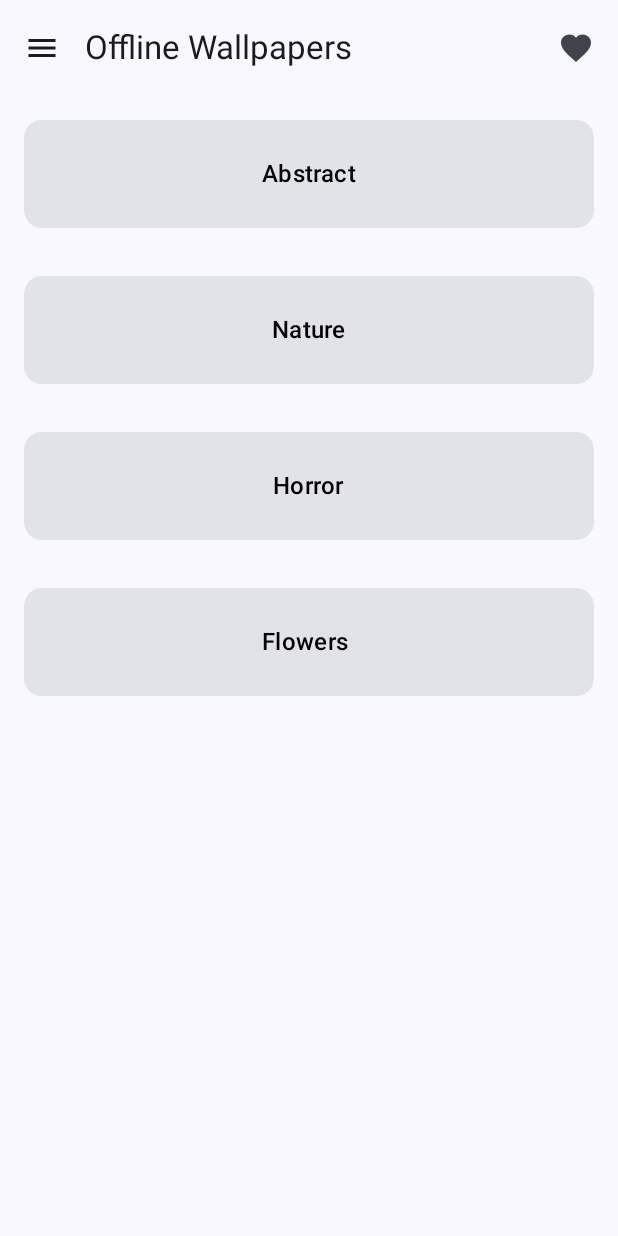
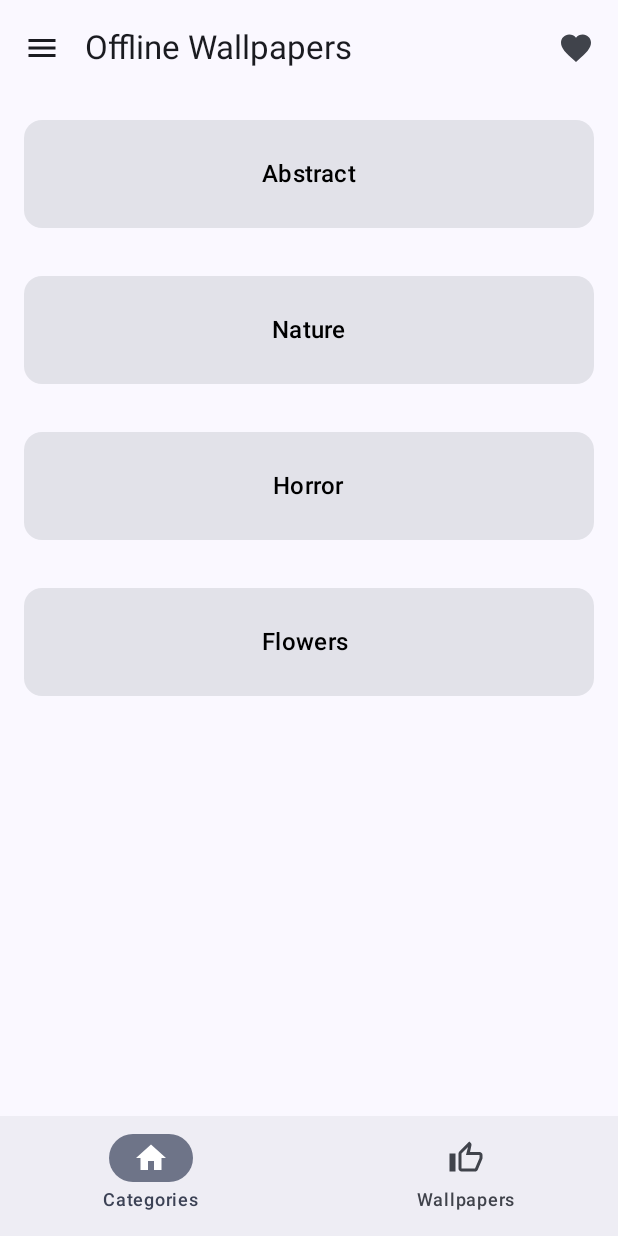
Before and after one commit to Augustinekan/compose_walls, an Android app built with Jetpack Compose: the screen it shows after launch (MainActivity), on a phone screen of 412 x 824 dp. Run offline under Robolectric (Android 15) with nearby library versions, the phone set to English and light mode, and no system bars.

Commit message:
add bottom navigation

```diff
--- /dev/null
+++ b/app/src/main/java/com/example/compose_walls/BottomNavigationBar.kt
@@ -0,0 +1,11 @@
+package com.example.compose_walls
+
+import androidx.compose.ui.graphics.vector.ImageVector
+
+data class BottomNavigationBarItem (
+    val title: String,
+    val selectedIcon: ImageVector,
+    val unselectedIcon: ImageVector,
+    val hasNews: Boolean,
+    val badgeCount: Int? = null
+    )
--- a/app/src/main/java/com/example/compose_walls/MainActivity.kt
+++ b/app/src/main/java/com/example/compose_walls/MainActivity.kt
@@ -13,11 +13,19 @@ import androidx.compose.foundation.layout.padding
 import androidx.compose.foundation.lazy.LazyColumn
 import androidx.compose.material.icons.Icons
 import androidx.compose.material.icons.filled.Favorite
+import androidx.compose.material.icons.filled.Home
 import androidx.compose.material.icons.filled.Menu
+import androidx.compose.material.icons.filled.ThumbUp
+import androidx.compose.material.icons.outlined.Home
+import androidx.compose.material.icons.outlined.ThumbUp
+import androidx.compose.material3.Badge
+import androidx.compose.material3.BadgedBox
 import androidx.compose.material3.ExperimentalMaterial3Api
 import androidx.compose.material3.Icon
 import androidx.compose.material3.IconButton
 import androidx.compose.material3.MaterialTheme
+import androidx.compose.material3.NavigationBar
+import androidx.compose.material3.NavigationBarItem
 import androidx.compose.material3.Scaffold
 import androidx.compose.material3.Surface
 import androidx.compose.material3.Text
@@ -26,6 +34,12 @@ import androidx.compose.material3.TopAppBarColors
 import androidx.compose.material3.TopAppBarDefaults
 import androidx.compose.material3.TopAppBarScrollBehavior
 import androidx.compose.runtime.Composable
+import androidx.compose.runtime.saveable.rememberSaveable
+import androidx.compose.runtime.mutableStateOf
+import androidx.compose.runtime.setValue
+import androidx.compose.runtime.getValue
+import androidx.compose.runtime.mutableIntStateOf
+
 import androidx.compose.ui.Modifier
 import androidx.compose.ui.text.style.TextAlign
 import androidx.compose.ui.text.style.TextOverflow
@@ -54,6 +68,26 @@ class MainActivity : ComponentActivity() {
 @ExperimentalMaterial3Api
 @Composable
 fun ComposeBody(name: String, modifier: Modifier = Modifier) {
+    val navigationItems = listOf<BottomNavigationBarItem>(
+        BottomNavigationBarItem(
+        title = "Categories",
+        selectedIcon = Icons.Filled.Home,
+        unselectedIcon = Icons.Outlined.Home,
+        hasNews = false,
+       badgeCount = null
+    ),
+        BottomNavigationBarItem(
+            title = "Wallpapers",
+            selectedIcon = Icons.Filled.ThumbUp,
+            unselectedIcon = Icons.Outlined.ThumbUp,
+            hasNews = false,
+            badgeCount = null
+        )
+    );
+    var selectedItemIndex by rememberSaveable {
+       mutableIntStateOf(0)
+    };
+
     Scaffold(
         topBar = {
             CustomTopAppBar()
@@ -63,38 +97,31 @@ fun ComposeBody(name: String, modifier: Modifier = Modifier) {
                 WallpaperCategoriesList()
 
             }
-        }
-    )
-}
+        },
+        bottomBar = {
+            NavigationBar {
+                navigationItems.forEachIndexed { index, bottomNavigationBarItem ->  NavigationBarItem(
+                    selected = selectedItemIndex == index,
+                    onClick = {
+                        selectedItemIndex = index
+                    },
+                    label = {
+                            Text(text = bottomNavigationBarItem.title)
+                    },
+                    icon = {
+                        BadgedBox(badge = {
+                            if(bottomNavigationBarItem.badgeCount!=null){
+                                Text(text = bottomNavigationBarItem.badgeCount.toString())
+                            }
+                            else if(bottomNavigationBarItem.hasNews){
+                                Badge ()
+                            }
+                        }) {
+                            Icon(imageVector = if(index == selectedItemIndex){bottomNavigationBarItem.selectedIcon}else {bottomNavigationBarItem.unselectedIcon}, contentDescription = bottomNavigationBarItem.title)
+                        }
+                    },
+                )}
 
-
-
-@ExperimentalMaterial3Api
-@Composable
-fun CustomTopAppBar(){
-    TopAppBar(
-        title = {
-            Text(
-                "Offline Wallpapers",
-                maxLines = 1,
-                overflow = TextOverflow.Ellipsis,
-                textAlign = TextAlign.Center
-            )
-        },
-        navigationIcon = {
-            IconButton(onClick = { /* doSomething() */ }) {
-                Icon(
-                    imageVector = Icons.Filled.Menu,
-                    contentDescription = "Localized description"
-                )
-            }
-        },
-        actions = {
-            IconButton(onClick = { /* doSomething() */ }) {
-                Icon(
-                    imageVector = Icons.Filled.Favorite,
-                    contentDescription = "Localized description"
-                )
             }
         }
     )
--- /dev/null
+++ b/app/src/main/java/com/example/compose_walls/MyAppBar.kt
@@ -0,0 +1,45 @@
+package com.example.compose_walls
+
+import androidx.compose.material.icons.Icons
+import androidx.compose.material.icons.filled.Favorite
+import androidx.compose.material.icons.filled.Menu
+import androidx.compose.material3.ExperimentalMaterial3Api
+import androidx.compose.material3.Icon
+import androidx.compose.material3.IconButton
+import androidx.compose.material3.Text
+import androidx.compose.material3.TopAppBar
+import androidx.compose.runtime.Composable
+import androidx.compose.ui.text.style.TextAlign
+import androidx.compose.ui.text.style.TextOverflow
+
+
+@ExperimentalMaterial3Api
+@Composable
+fun CustomTopAppBar(){
+    TopAppBar(
+        title = {
+            Text(
+                "Offline Wallpapers",
+                maxLines = 1,
+                overflow = TextOverflow.Ellipsis,
+                textAlign = TextAlign.Center
+            )
+        },
+        navigationIcon = {
+            IconButton(onClick = { /* doSomething() */ }) {
+                Icon(
+                    imageVector = Icons.Filled.Menu,
+                    contentDescription = "Localized description"
+                )
+            }
+        },
+        actions = {
+            IconButton(onClick = { /* doSomething() */ }) {
+                Icon(
+                    imageVector = Icons.Filled.Favorite,
+                    contentDescription = "Localized description"
+                )
+            }
+        }
+    )
+}
```
